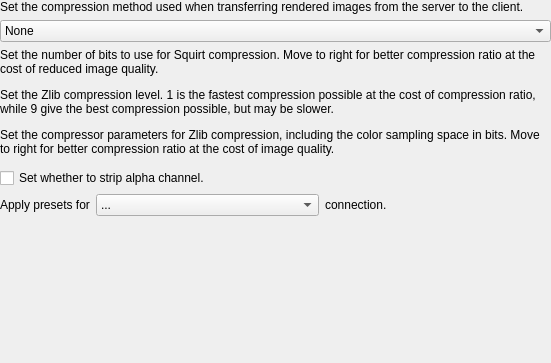
Qt form Qt/ApplicationComponents/Resources/UI/pqImageCompressorWidget.ui (Kitware/ParaView) before a commit.
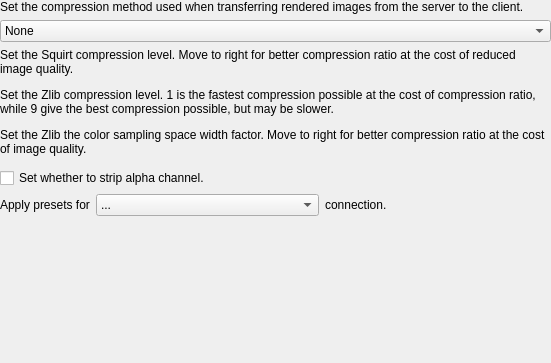
The same form after that commit. Custom widgets are drawn as their Qt base class.

Commit message:
Use correct value range in pqImageCompressorWidget.
Also removed obsolete pqGlobalRenderViewOptions.

Patch:
```diff
--- a/Qt/ApplicationComponents/Resources/UI/pqImageCompressorWidget.ui
+++ b/Qt/ApplicationComponents/Resources/UI/pqImageCompressorWidget.ui
@@ -49,7 +49,7 @@
    <item>
     <widget class="QLabel" name="squirtLabel">
      <property name="text">
-      <string>Set the number of bits to use for Squirt compression. Move to right for better compression ratio at the cost of reduced image quality.</string>
+      <string>Set the Squirt compression level. Move to right for better compression ratio at the cost of reduced image quality.</string>
      </property>
      <property name="wordWrap">
       <bool>true</bool>
@@ -101,7 +101,7 @@
    <item>
     <widget class="QLabel" name="zlibLabel2">
      <property name="text">
-      <string>Set the compressor parameters for Zlib compression, including the color sampling space in bits. Move to right for better compression ratio at the cost of image quality.</string>
+      <string>Set the Zlib the color sampling space width factor. Move to right for better compression ratio at the cost of image quality.</string>
      </property>
      <property name="wordWrap">
       <bool>true</bool>
```
Left out of the diff: 12 changed lines with no effect on the pictures. The commit also changes 6 other files.
